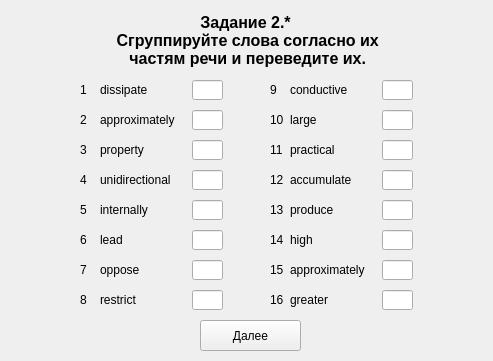
Old version of the form client/UI/variant_2/zadanie2_part1_var2.ui in the repository Scykorr/dmitr_client_serv_test.
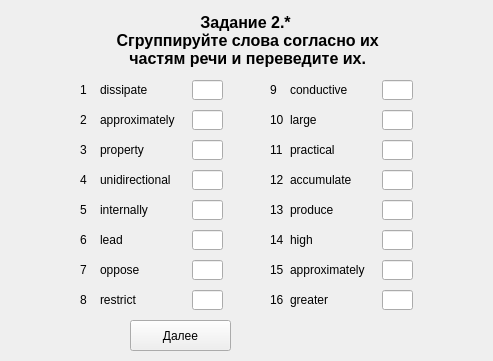
New version of the form.

Commit message: add label_timer to variants 2 forms

The edit to the form file:
```diff
--- a/client/UI/variant_2/zadanie2_part1_var2.ui
+++ b/client/UI/variant_2/zadanie2_part1_var2.ui
@@ -74,7 +74,7 @@
   <widget class="QPushButton" name="pushButton_answer">
    <property name="geometry">
     <rect>
-     <x>200</x>
+     <x>130</x>
      <y>320</y>
      <width>101</width>
      <height>31</height>
@@ -637,6 +637,19 @@
     <string>greater</string>
    </property>
   </widget>
+  <widget class="QLabel" name="label_timer">
+   <property name="geometry">
+    <rect>
+     <x>270</x>
+     <y>320</y>
+     <width>171</width>
+     <height>31</height>
+    </rect>
+   </property>
+   <property name="text">
+    <string/>
+   </property>
+  </widget>
  </widget>
  <resources/>
  <connections/>
```
The commit also changes 19 other files.
